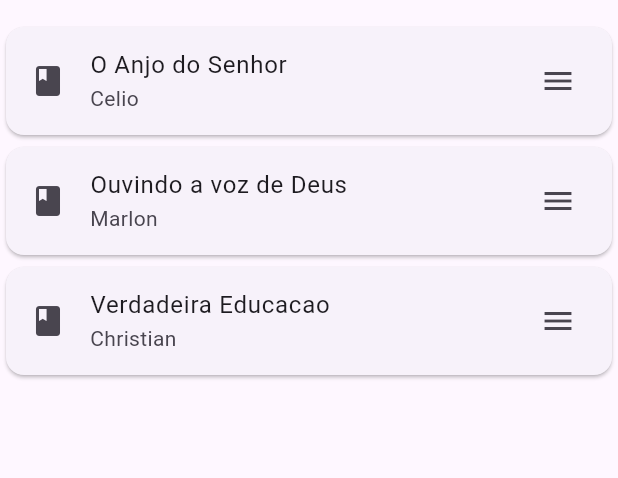
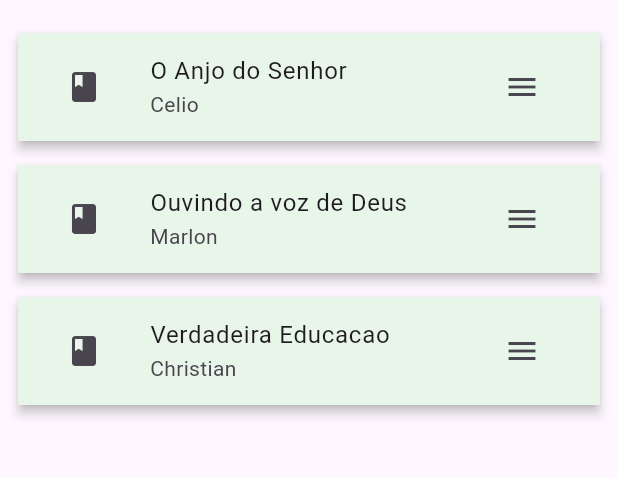
Before and after one commit to Rhadaze/TruthTracker, a Flutter app: the SermonPage screen opened by its route, on a phone screen of 412 x 824 dp, the part 63-541 px from its top. Run offline on Flutter 3.47's test engine with Material 3 defaults, Android fonts, the phone set to English and light mode, and no system bars.

Commit message:
altered card color settings

```diff
--- a/lib/preachedat_widget.dart
+++ b/lib/preachedat_widget.dart
@@ -14,10 +14,10 @@ class PreachedAtWidget extends StatelessWidget {
       margin: EdgeInsets.symmetric(horizontal: 12, vertical: 8),
       child: ListTile(
         isThreeLine: false,
+        tileColor: Colors.blue[100],
+        hoverColor: Colors.green[300],
         focusColor: Colors.blue[800],
-        tileColor: Colors.blue[100],
-        hoverColor: Colors.green,
-        selectedColor: Colors.amber,
+        selectedColor: Colors.amber[800],
         leading: SizedBox(
           height: 88,
           width: 56,
--- a/lib/preacher_page.dart
+++ b/lib/preacher_page.dart
@@ -8,6 +8,10 @@ class PreacherPage extends StatelessWidget {
       drawer: Drawer(
         child: ListView(
           children: [
+            DrawerHeader(
+              decoration: BoxDecoration(color: Colors.blue[200]),
+              child: Text("Menu", style: TextStyle(fontSize: 24)),
+            ),
             ListTile(
               title: Text("Sermons"),
               onTap: () => Navigator.pushNamed(context, '/sermons'),
--- a/lib/sermon_widget.dart
+++ b/lib/sermon_widget.dart
@@ -9,11 +9,26 @@ class SermonWidget extends StatelessWidget {
   @override
   Widget build(BuildContext context) {
     return Card(
+      elevation: 3,
+      shape: RoundedRectangleBorder(),
+      margin: EdgeInsets.symmetric(horizontal: 12, vertical: 8),
       child: ListTile(
-        leading: Icon(Icons.book),
+        tileColor: Colors.green[50],
+        hoverColor: Colors.green[300],
+        focusColor: Colors.green[800],
+        selectedColor: Colors.amber[800],
+        leading: SizedBox(
+          height: 88,
+          width: 56,
+          child: Center(child: Icon(Icons.book)),
+        ),
         title: Text(sermon.theme),
         subtitle: Text(sermon.author.name ?? "No name"),
-        trailing: Icon(Icons.menu),
+        trailing: SizedBox(
+          height: 88,
+          width: 56,
+          child: Center(child: Icon(Icons.menu)),
+        ),
       ),
     );
     throw UnimplementedError();
```
